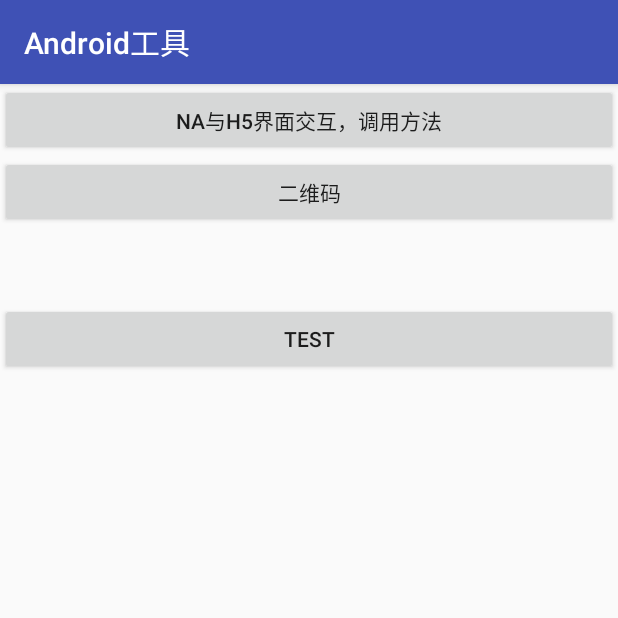
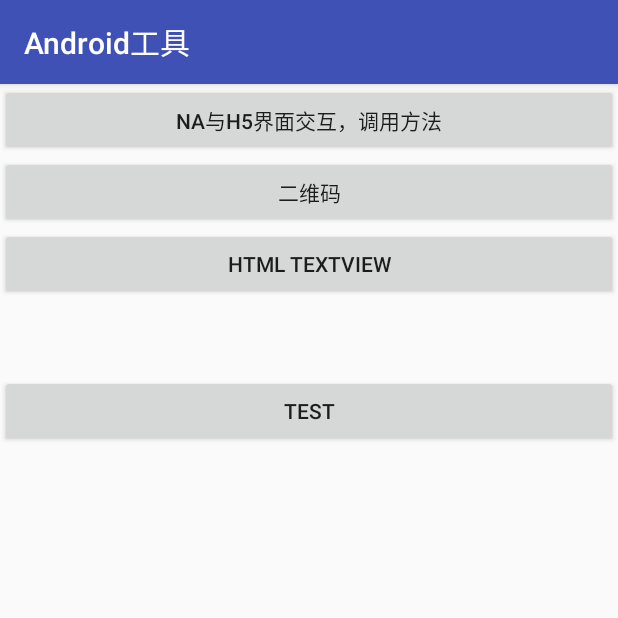
Before and after one commit to hailing3/AndroidCommonUtil, an Android app: the screen it shows after launch (MainActivity), on a phone screen of 412 x 824 dp, the top half of it. Run offline under Robolectric (Android 15) with nearby library versions, the phone set to English and light mode, and no system bars; libraries missing offline, so code that uses them is left out: com.uuzuche.lib_zxing; 1 statement that could not run was skipped.

Commit message:
[Feature]新增TextviewActiivty，使用Html样式
Signed-off-by: lishaoming <lishaoming@xiaomi.com>

```diff
--- a/app/build.gradle
+++ b/app/build.gradle
@@ -22,7 +22,8 @@ android {
 dependencies {
     compile fileTree(include: ['*.jar'], dir: 'libs')
     compile 'cn.yipianfengye.android:zxing-library:2.1'
-    testCompile 'junit:junit:4.12'
     compile 'com.android.support:appcompat-v7:23.4.0'
     compile 'com.android.support:design:25.0.0'
+    compile 'com.android.support.constraint:constraint-layout:1.0.2'
+    testCompile 'junit:junit:4.12'
 }
--- a/app/src/main/AndroidManifest.xml
+++ b/app/src/main/AndroidManifest.xml
@@ -2,7 +2,7 @@
 <manifest xmlns:android="http://schemas.android.com/apk/res/android"
           package="com.mtx.androidcommonutil">
 
-    <!--摄像头权限 -->
+    <!-- 摄像头权限 -->
     <uses-permission android:name="android.permission.CAMERA"/>
     <uses-permission android:name="android.permission.FLASHLIGHT"/>
 
@@ -13,7 +13,7 @@
     <uses-permission android:name="android.permission.WAKE_LOCK"/>
     <uses-permission android:name="android.permission.READ_EXTERNAL_STORAGE"/>
     <uses-permission android:name="android.permission.INTERNET"/>
-    <!--存储权限                    SD卡读写权限 -->
+    <!-- 存储权限                    SD卡读写权限 -->
     <uses-permission android:name="android.permission.MOUNT_UNMOUNT_FILESYSTEMS"/>
     <uses-permission android:name="android.permission.WRITE_EXTERNAL_STORAGE"/>
 
@@ -40,6 +40,8 @@
         <activity
                 android:name=".ui.TestActivity"
                 android:label="@string/activity_test"/>
+        <activity android:name=".ui.TextViewActivity">
+        </activity>
     </application>
 
 </manifest>
--- a/app/src/main/java/com/mtx/androidcommonutil/ui/MainActivity.java
+++ b/app/src/main/java/com/mtx/androidcommonutil/ui/MainActivity.java
@@ -19,7 +19,7 @@ public class MainActivity extends BaseActivity {
 
         initView();
 
-//        startActivity(new Intent(MainActivity.this, TestActivity.class));
+//        startActivity(new Intent(MainActivity.this, TextViewActivity.class));
     }
 
     private void initView() {
@@ -34,6 +34,10 @@ public class MainActivity extends BaseActivity {
         startActivity(new Intent(MainActivity.this, CodeActivity.class));
     }
 
+    public void goHTMLActivity(View view) {
+        startActivity(new Intent(MainActivity.this, TextViewActivity.class));
+    }
+
     public void goTestActivity(View view) {
         startActivity(new Intent(MainActivity.this, TestActivity.class));
     }
--- a/app/src/main/res/layout/activity_main.xml
+++ b/app/src/main/res/layout/activity_main.xml
@@ -23,6 +23,12 @@
         <Button
             android:layout_width="match_parent"
             android:layout_height="wrap_content"
+            android:onClick="goHTMLActivity"
+            android:text="@string/activity_html" />
+
+        <Button
+            android:layout_width="match_parent"
+            android:layout_height="wrap_content"
             android:layout_marginTop="50dp"
             android:onClick="goTestActivity"
             android:text="TEST" />
--- a/app/src/main/res/values/strings.xml
+++ b/app/src/main/res/values/strings.xml
@@ -3,6 +3,7 @@
     <string name="activity_main">Android工具</string>
     <string name="activity_na_h5">NA与H5界面交互，调用方法</string>
     <string name="activity_code">二维码</string>
+    <string name="activity_html">HTML TextView</string>
     <string name="activity_common_scroll">WebView滚动，上下面板同步滑动</string>
     <string name="activity_test">测试界面</string>
 
```
Also changed, not shown: app/src/main/java/com/mtx/androidcommonutil/ui/TextViewActivity.java (added, +30 -0 lines), app/src/main/res/layout/activity_html.xml (added, +13 -0 lines).
